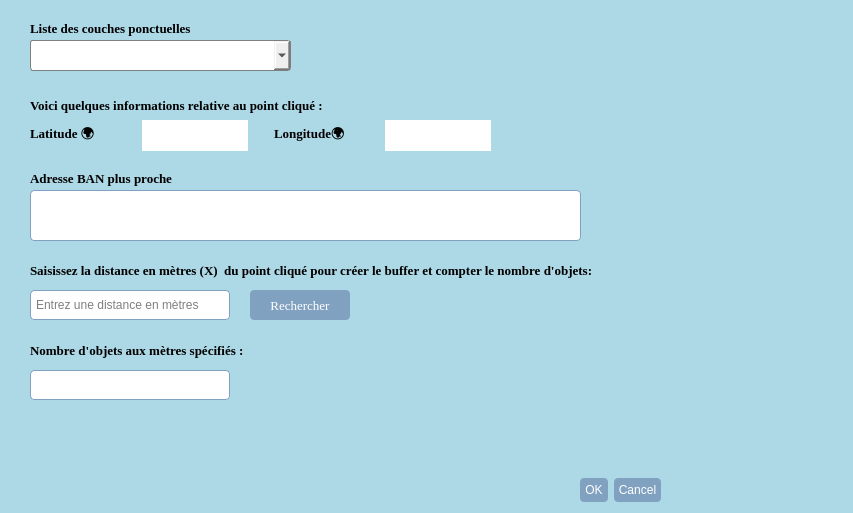
Qt form info_displayer_dialog_base.ui (hamza-rachidi/myQGIS-plugin) before a commit.
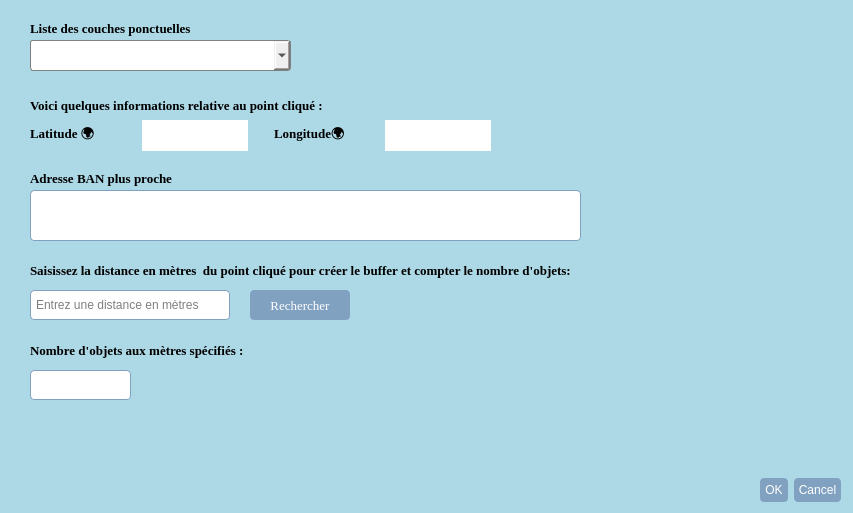
The same form after that commit.

Commit message: ajuster un peu design

```diff
--- a/info_displayer_dialog_base.ui
+++ b/info_displayer_dialog_base.ui
@@ -40,7 +40,7 @@
   <widget class="QDialogButtonBox" name="button_box">
    <property name="geometry">
     <rect>
-     <x>580</x>
+     <x>760</x>
      <y>470</y>
      <width>81</width>
      <height>41</height>
@@ -258,7 +258,7 @@
     <rect>
      <x>30</x>
      <y>260</y>
-     <width>761</width>
+     <width>731</width>
      <height>20</height>
     </rect>
    </property>
@@ -271,7 +271,7 @@
     </font>
    </property>
    <property name="text">
-    <string>Saisissez la distance en mètres (X)  du point cliqué pour créer le buffer et compter le nombre d'objets: 📏</string>
+    <string>Saisissez la distance en mètres  du point cliqué pour créer le buffer et compter le nombre d'objets: 📏</string>
    </property>
   </widget>
   <widget class="QLineEdit" name="distanceInput">
@@ -338,7 +338,7 @@
     <rect>
      <x>30</x>
      <y>370</y>
-     <width>200</width>
+     <width>101</width>
      <height>30</height>
     </rect>
    </property>
```
